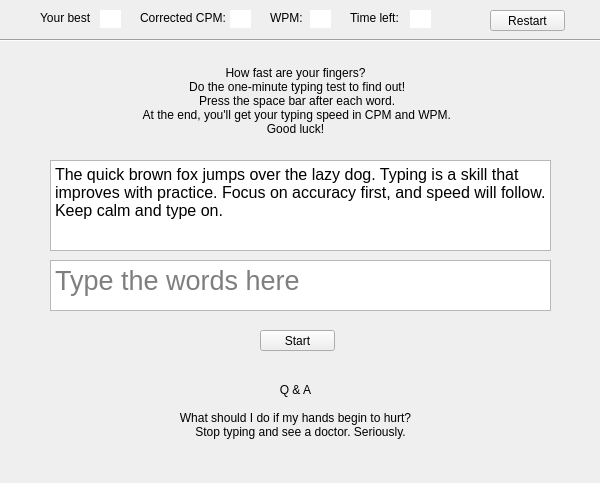
samoeds/Typing_speedcheck_pyQT, file speed_test_ui.ui: the form before one commit.
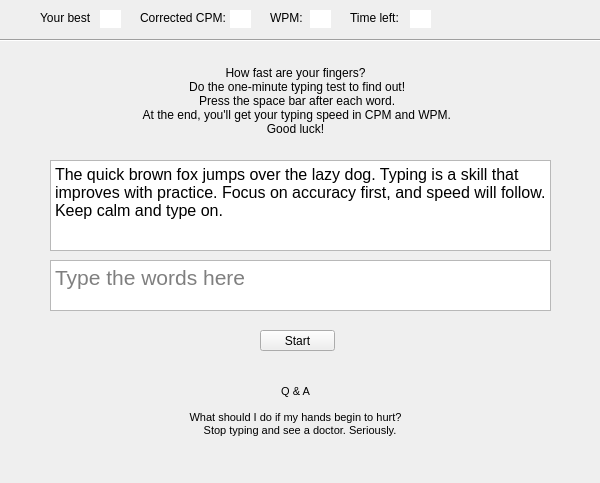
The form after the commit.

Commit message: added CPM count, remove restart button, add restart func in start button

```diff
--- a/speed_test_ui.ui
+++ b/speed_test_ui.ui
@@ -24,7 +24,7 @@
    </property>
    <property name="font">
     <font>
-     <pointsize>20</pointsize>
+     <pointsize>16</pointsize>
     </font>
    </property>
    <property name="layoutDirection">
@@ -203,6 +203,11 @@
      <height>81</height>
     </rect>
    </property>
+   <property name="font">
+    <font>
+     <pointsize>8</pointsize>
+    </font>
+   </property>
    <property name="layoutDirection">
     <enum>Qt::LeftToRight</enum>
    </property>
@@ -239,19 +244,6 @@
     <set>Qt::AlignCenter</set>
    </property>
   </widget>
-  <widget class="QPushButton" name="restart_button">
-   <property name="geometry">
-    <rect>
-     <x>490</x>
-     <y>10</y>
-     <width>75</width>
-     <height>21</height>
-    </rect>
-   </property>
-   <property name="text">
-    <string>Restart</string>
-   </property>
-  </widget>
   <widget class="QPushButton" name="start_button">
    <property name="geometry">
     <rect>
```
The commit also changes 1 other file.
